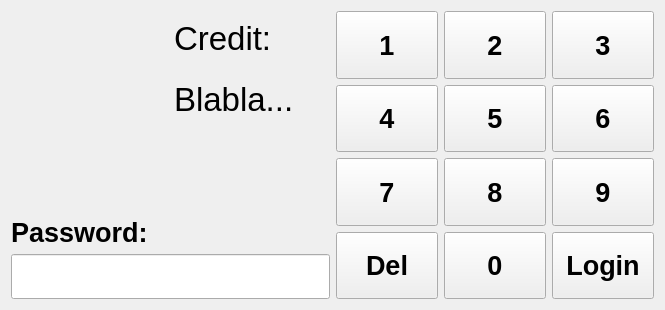
Qt form TallyOnRaspberry/passwordscreen.ui (Deltachi/Tally_Teamproject) before a commit.
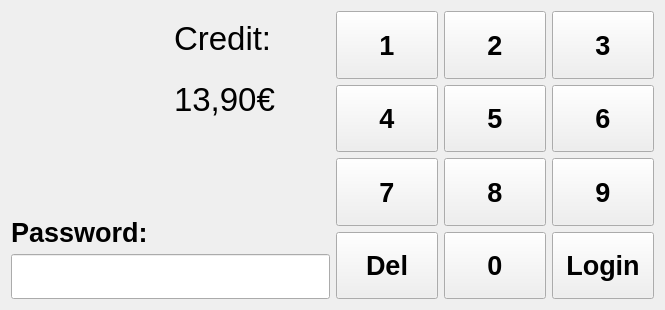
The same form after that commit. Icons and pictures are not drawn.

Commit message: Add some Userinterface buttons,etc.

The edit to the form file:
```diff
--- a/TallyOnRaspberry/passwordscreen.ui
+++ b/TallyOnRaspberry/passwordscreen.ui
@@ -65,7 +65,7 @@
             </font>
            </property>
            <property name="text">
-            <string>Blabla...</string>
+            <string>13,90€</string>
            </property>
           </widget>
          </item>
```
The commit also changes 7 other files.
